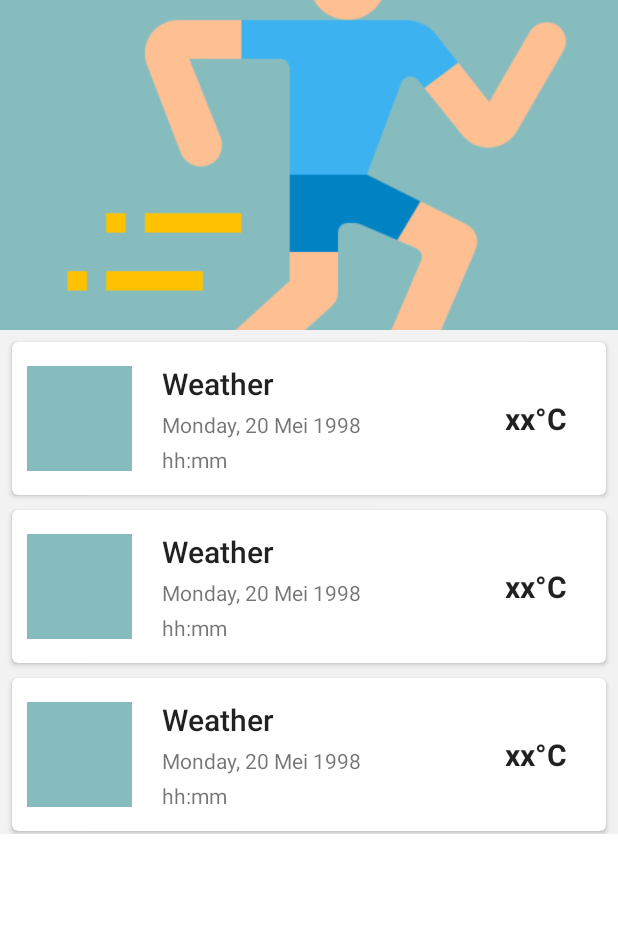
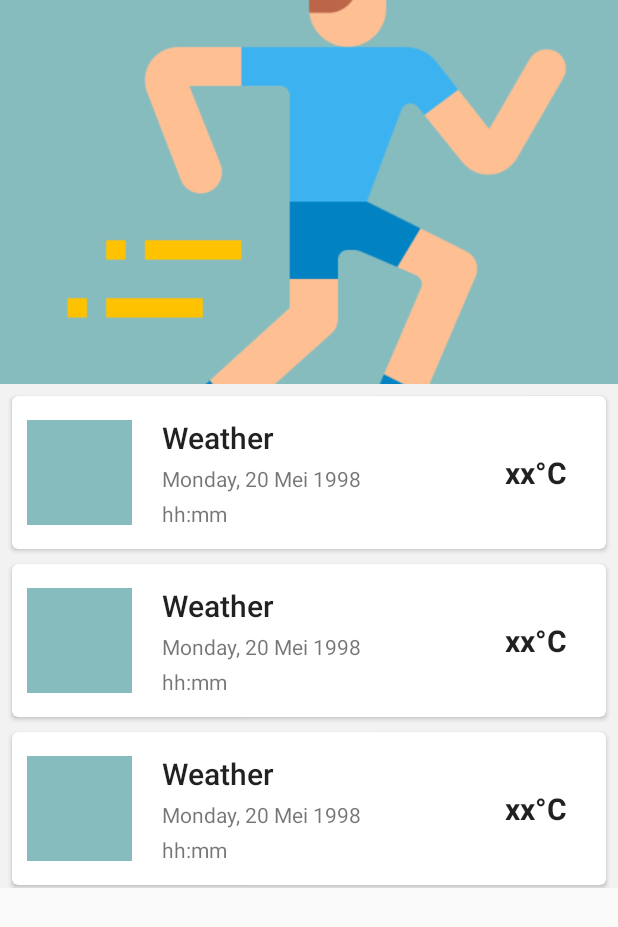
Before and after one commit to alvayonara/OutSched, an Android app: the layout activity_select_schedule.xml on its own in the app's theme, with its tools: preview values and no code run, on a phone screen of 412 x 824 dp. Shown: the top 927 px of the screen. Run offline under Robolectric (Android 15) with nearby library versions, the phone set to English and light mode, and no system bars.

Commit message:
Fix select schedule (xml) temp v1

```diff
--- a/app/src/main/java/com/alvayonara/outsched/ui/schedule/SelectScheduleActivity.kt
+++ b/app/src/main/java/com/alvayonara/outsched/ui/schedule/SelectScheduleActivity.kt
@@ -60,7 +60,7 @@
     private fun initView() {
         val scheduleAdapter = ScheduleAdapter()
 
-        lyt_schedule.gone()
+//        lyt_schedule.gone()
 //        lyt_no_connection.gone()
 //
 //        progress_bar.visible()
@@ -69,7 +69,7 @@
 //            progress_bar.gone()
 
             if (schedules != null) {
-                lyt_schedule.visible()
+//                lyt_schedule.visible()
 
                 scheduleAdapter.setSchedules(schedules)
                 scheduleAdapter.notifyDataSetChanged()
--- a/app/src/main/res/layout/activity_select_schedule.xml
+++ b/app/src/main/res/layout/activity_select_schedule.xml
@@ -1,46 +1,44 @@
 <?xml version="1.0" encoding="utf-8"?>
-<androidx.coordinatorlayout.widget.CoordinatorLayout android:id="@+id/lyt_schedule"
+<androidx.coordinatorlayout.widget.CoordinatorLayout xmlns:android="http://schemas.android.com/apk/res/android"
+    xmlns:app="http://schemas.android.com/apk/res-auto"
+    xmlns:tools="http://schemas.android.com/tools"
+    android:id="@+id/main_content"
     android:layout_width="match_parent"
     android:layout_height="match_parent"
-    android:background="@android:color/white"
-    android:fitsSystemWindows="true"
-    xmlns:android="http://schemas.android.com/apk/res/android"
-    xmlns:tools="http://schemas.android.com/tools"
-    xmlns:app="http://schemas.android.com/apk/res-auto">
+    android:fitsSystemWindows="true">
 
     <com.google.android.material.appbar.AppBarLayout
-            android:id="@+id/app_bar_layout"
+        android:id="@+id/appbar"
         android:layout_width="match_parent"
-            android:layout_height="220dp"
-            android:fitsSystemWindows="true"
-            android:theme="@style/ThemeOverlay.AppCompat.Dark.ActionBar">
+        android:layout_height="@dimen/detail_backdrop_height"
+        android:theme="@style/ThemeOverlay.AppCompat.Dark.ActionBar"
+        android:fitsSystemWindows="true">
 
         <com.google.android.material.appbar.CollapsingToolbarLayout
             android:id="@+id/collapsing_toolbar"
             android:layout_width="match_parent"
             android:layout_height="match_parent"
+            app:layout_scrollFlags="scroll|exitUntilCollapsed"
             android:fitsSystemWindows="true"
             app:contentScrim="?attr/colorPrimary"
-                app:expandedTitleTextAppearance="@style/TextAppearance.AppCompat.Title"
-                app:layout_scrollFlags="scroll|exitUntilCollapsed"
-                app:titleEnabled="false">
+            app:expandedTitleMarginStart="48dp"
+            app:expandedTitleMarginEnd="64dp">
 
             <ImageView
-                    android:id="@+id/image_header"
+                android:id="@+id/backdrop"
                 android:layout_width="match_parent"
                 android:layout_height="match_parent"
-                    android:fitsSystemWindows="true"
                 android:scaleType="centerCrop"
                 android:src="@drawable/ic_jogging"
+                android:fitsSystemWindows="true"
                 app:layout_collapseMode="parallax" />
 
             <androidx.appcompat.widget.Toolbar
                 android:id="@+id/toolbar"
                 android:layout_width="match_parent"
                 android:layout_height="?attr/actionBarSize"
-                    app:contentInsetStartWithNavigation="0dp"
-                    app:layout_collapseMode="pin"
-                    app:popupTheme="@style/ThemeOverlay.AppCompat.Light" />
+                app:popupTheme="@style/ThemeOverlay.AppCompat.Light"
+                app:layout_collapseMode="pin" />
 
         </com.google.android.material.appbar.CollapsingToolbarLayout>
 
```
Lines whose indentation alone changed are shown as unchanged.
